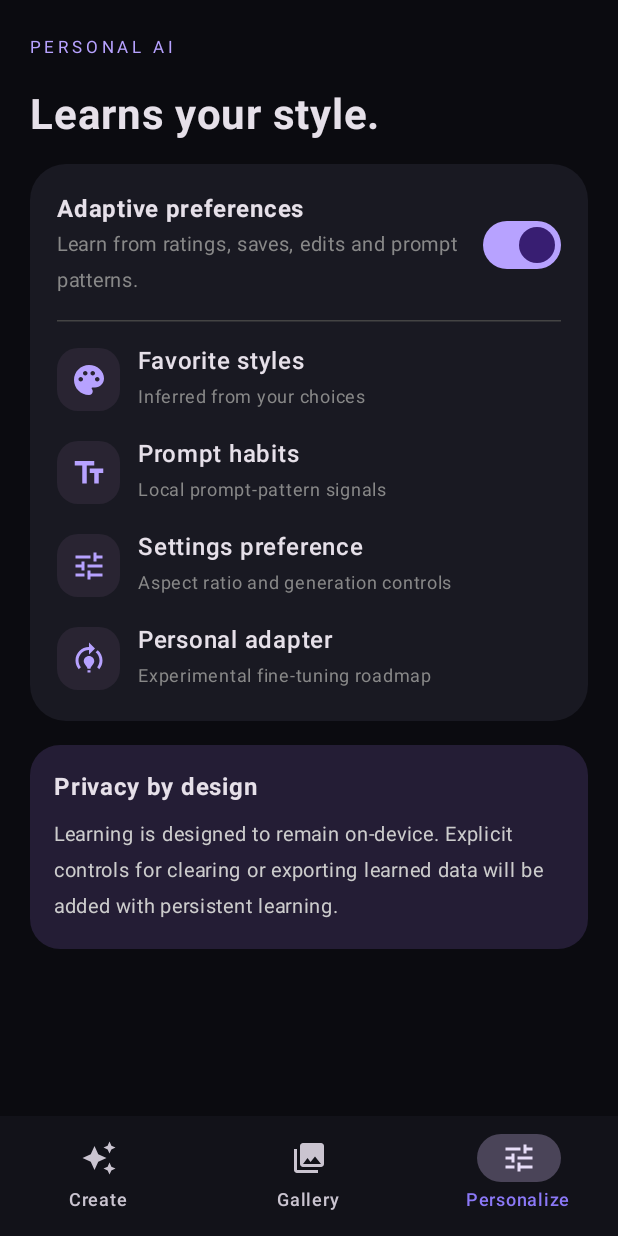
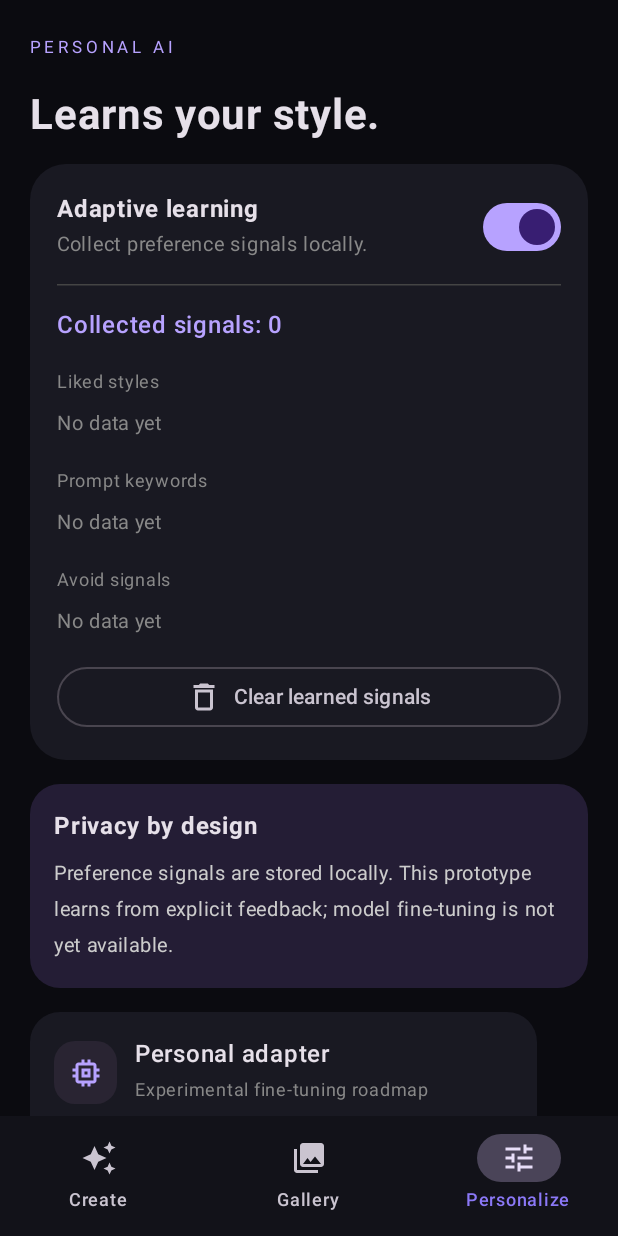
Before and after one commit to rupta1/Image-Generator, an Android app built with Jetpack Compose: the screen it shows after launch (MainActivity), item 3 of the bottom bar chosen, on a phone screen of 412 x 824 dp. Run offline under Robolectric (Android 15) with nearby library versions, the phone set to English and light mode, and no system bars.

Commit message:
Add persistent studio settings and adaptive feedback UI

```diff
--- a/app/src/main/java/com/rupta/imagegenerator/ui/ImageGeneratorApp.kt
+++ b/app/src/main/java/com/rupta/imagegenerator/ui/ImageGeneratorApp.kt
@@ -2,8 +2,6 @@ package com.rupta.imagegenerator.ui
 
 import androidx.compose.foundation.*
 import androidx.compose.foundation.layout.*
-import androidx.compose.foundation.lazy.LazyColumn
-import androidx.compose.foundation.lazy.items
 import androidx.compose.foundation.shape.CircleShape
 import androidx.compose.foundation.shape.RoundedCornerShape
 import androidx.compose.material.icons.Icons
@@ -16,24 +14,32 @@ import androidx.compose.ui.graphics.Color
 import androidx.compose.ui.text.font.FontWeight
 import androidx.compose.ui.unit.*
 import androidx.compose.ui.platform.LocalContext
-import com.rupta.imagegenerator.data.PreferenceStore
+import com.rupta.imagegenerator.data.LocalLearning
+import com.rupta.imagegenerator.data.SignalKind
 
 private val violet = Color(0xFFB7A2FF)
 private val panel = Color(0xFF191922)
 
 @Composable
 fun ImageGeneratorApp() {
+    val context = LocalContext.current
+    val store = remember { LocalLearning(context) }
     var tab by remember { mutableStateOf(0) }
-    var prompt by remember { mutableStateOf("") }
-    var negative by remember { mutableStateOf("") }
-    var steps by remember { mutableStateOf(20f) }
-    var size by remember { mutableStateOf("512 × 512") }
-    var seed by remember { mutableStateOf("") }
-    var learning by remember { mutableStateOf(true) }
-    val context = LocalContext.current
+    var prompt by remember { mutableStateOf(store.loadPrompt()) }
+    var negative by remember { mutableStateOf(store.loadNegative()) }
+    var steps by remember { mutableFloatStateOf(store.loadSteps()) }
+    var size by remember { mutableStateOf(store.loadSize()) }
+    var seed by remember { mutableStateOf(store.loadSeed()) }
+    var learning by remember { mutableStateOf(store.learningEnabled()) }
+    var signalCount by remember { mutableIntStateOf(store.signals().size) }
+    var snackbar by remember { mutableStateOf("") }
 
+    fun record(kind:SignalKind, style:String?=null) {
+        store.addSignal(prompt,kind,style); signalCount=store.signals().size
+    }
     Scaffold(
         containerColor = Color(0xFF0B0B10),
+        snackbarHost = { SnackbarHost(hostState = remember { SnackbarHostState() }) },
         bottomBar = {
             NavigationBar(containerColor = Color(0xFF121219)) {
                 NavigationBarItem(selected = tab==0, onClick={tab=0}, icon={Icon(Icons.Default.AutoAwesome,"Create")}, label={Text("Create")})
@@ -43,22 +49,22 @@ fun ImageGeneratorApp() {
         }
     ) { pad ->
         when(tab) {
-            0 -> CreateScreen(Modifier.padding(pad), prompt, {prompt=it}, negative, {negative=it}, steps, {steps=it}, size, {size=it}, seed, {seed=it})
+            0 -> CreateScreen(Modifier.padding(pad), prompt, {prompt=it;store.savePrompt(it)}, negative, {negative=it;store.saveNegative(it)}, steps, {steps=it;store.saveSteps(it)}, size, {size=it;store.saveSize(it)}, seed, {seed=it;store.saveSeed(it)}, onSignal={record(it)}, onStatus={snackbar=it})
             1 -> GalleryScreen(Modifier.padding(pad))
-            else -> PersonalizeScreen(Modifier.padding(pad), learning, {learning=it})
+            else -> PersonalizeScreen(Modifier.padding(pad), learning, {learning=it;store.setLearning(it)}, signalCount, store.profile().preferredStyles, store.profile().promptKeywords, store.profile().negativeSignals, onClear={store.clearLearning();signalCount=0})
         }
     }
 }
 
 @Composable
-private fun CreateScreen(modifier: Modifier, prompt:String, onPrompt:(String)->Unit, negative:String, onNegative:(String)->Unit, steps:Float, onSteps:(Float)->Unit, size:String, onSize:(String)->Unit, seed:String, onSeed:(String)->Unit) {
+private fun CreateScreen(modifier: Modifier, prompt:String, onPrompt:(String)->Unit, negative:String, onNegative:(String)->Unit, steps:Float, onSteps:(Float)->Unit, size:String, onSize:(String)->Unit, seed:String, onSeed:(String)->Unit, onSignal:(SignalKind)->Unit, onStatus:(String)->Unit) {
     Column(modifier.fillMaxSize().verticalScroll(rememberScrollState()).padding(20.dp), verticalArrangement=Arrangement.spacedBy(16.dp)) {
         Row(verticalAlignment=Alignment.CenterVertically, modifier=Modifier.fillMaxWidth()) {
             Column(Modifier.weight(1f)) {
-                Text("IMAGE STUDIO", color= violet, letterSpacing=3.sp, fontSize=11.sp, fontWeight=FontWeight.Bold)
+                Text("IMAGE STUDIO", color=violet, letterSpacing=3.sp, fontSize=11.sp, fontWeight=FontWeight.Bold)
                 Text("Create something\nextraordinary.", fontSize=29.sp, fontWeight=FontWeight.Bold, lineHeight=34.sp)
             }
-            Box(Modifier.size(44.dp).clip(CircleShape).background(panel), contentAlignment=Alignment.Center) { Icon(Icons.Default.Bolt, "Local", tint=violet) }
+            Box(Modifier.size(46.dp).clip(CircleShape).background(panel), contentAlignment=Alignment.Center) { Icon(Icons.Default.Bolt, "Local", tint=violet) }
         }
         Card(colors=CardDefaults.cardColors(containerColor=panel), shape=RoundedCornerShape(24.dp)) {
             Column(Modifier.padding(16.dp), verticalArrangement=Arrangement.spacedBy(12.dp)) {
@@ -66,9 +72,9 @@ private fun CreateScreen(modifier: Modifier, prompt:String, onPrompt:(String)->U
                 OutlinedTextField(prompt, onPrompt, modifier=Modifier.fillMaxWidth(), minLines=4, placeholder={Text("Describe the image you want to create…")}, shape=RoundedCornerShape(16.dp))
                 OutlinedTextField(negative, onNegative, modifier=Modifier.fillMaxWidth(), minLines=2, placeholder={Text("Negative prompt (optional)")}, shape=RoundedCornerShape(16.dp))
                 Text("QUICK STYLES", fontSize=11.sp, letterSpacing=2.sp, color=Color.Gray)
-                Row(horizontalArrangement=Arrangement.spacedBy(8.dp)) {
-                    listOf("Photoreal","Anime","Cinematic","Fantasy").forEach { style ->
-                        AssistChip(onClick={onPrompt(if(prompt.isBlank()) style.lowercase()+" style, " else prompt)}, label={Text(style)})
+                Row(horizontalArrangement=Arrangement.spacedBy(6.dp), modifier=Modifier.horizontalScroll(rememberScrollState())) {
+                    listOf("Photoreal","Anime","Cinematic","Fantasy","Watercolor").forEach { style ->
+                        AssistChip(onClick={onPrompt(if(prompt.isBlank()) style.lowercase()+" style, " else prompt+", "+style.lowercase()+" style")}, label={Text(style)})
                     }
                 }
             }
@@ -77,7 +83,7 @@ private fun CreateScreen(modifier: Modifier, prompt:String, onPrompt:(String)->U
             Column(Modifier.padding(16.dp), verticalArrangement=Arrangement.spacedBy(12.dp)) {
                 Text("Generation settings", fontWeight=FontWeight.SemiBold)
                 Text("Image size", color=Color.Gray)
-                Row(horizontalArrangement=Arrangement.spacedBy(8.dp)) {
+                Column(verticalArrangement=Arrangement.spacedBy(4.dp)) {
                     listOf("512 × 512","512 × 768","768 × 512").forEach { value ->
                         FilterChip(selected=size==value, onClick={onSize(value)}, label={Text(value)})
                     }
@@ -87,16 +93,20 @@ private fun CreateScreen(modifier: Modifier, prompt:String, onPrompt:(String)->U
                 OutlinedTextField(seed, onSeed, modifier=Modifier.fillMaxWidth(), label={Text("Seed (optional)")}, placeholder={Text("Random seed")})
             }
         }
-        Button(onClick={}, modifier=Modifier.fillMaxWidth().height(56.dp), shape=RoundedCornerShape(18.dp), colors=ButtonDefaults.buttonColors(containerColor=violet, contentColor=Color.Black)) {
+        Button(onClick={onStatus("The local diffusion engine is not integrated yet. No image was fabricated.")}, modifier=Modifier.fillMaxWidth().height(56.dp), shape=RoundedCornerShape(18.dp), colors=ButtonDefaults.buttonColors(containerColor=violet, contentColor=Color.Black)) {
             Icon(Icons.Default.AutoAwesome, null); Spacer(Modifier.width(10.dp)); Text("Generate image", fontWeight=FontWeight.Bold)
+        }
+        Text("Feedback signals",color=Color.Gray,fontSize=12.sp)
+        Row(horizontalArrangement=Arrangement.spacedBy(8.dp),modifier=Modifier.fillMaxWidth()) {
+            OutlinedButton(onClick={onSignal(SignalKind.LIKE)},modifier=Modifier.weight(1f)) { Icon(Icons.Default.Favorite,null);Spacer(Modifier.width(4.dp));Text("Like prompt") }
+            OutlinedButton(onClick={onSignal(SignalKind.SAVE)},modifier=Modifier.weight(1f)) { Icon(Icons.Default.BookmarkAdd,null);Spacer(Modifier.width(4.dp));Text("Save idea") }
         }
         Card(colors=CardDefaults.cardColors(containerColor=Color(0xFF241D35)), shape=RoundedCornerShape(18.dp)) {
             Row(Modifier.padding(14.dp), verticalAlignment=Alignment.CenterVertically) {
-                Icon(Icons.Default.Memory, null, tint=violet)
-                Spacer(Modifier.width(10.dp))
+                Icon(Icons.Default.Memory, null, tint=violet); Spacer(Modifier.width(10.dp))
                 Column {
                     Text("On-device AI engine", fontWeight=FontWeight.SemiBold)
-                    Text("Inference integration is the next milestone. This UI does not fabricate generation results.", fontSize=12.sp, color=Color.LightGray)
+                    Text("Inference integration is in development. This app does not simulate generation.", fontSize=12.sp, color=Color.LightGray)
                 }
             }
         }
@@ -111,40 +121,53 @@ private fun GalleryScreen(modifier:Modifier) {
         Box(Modifier.fillMaxSize(), contentAlignment=Alignment.Center) {
             Column(horizontalAlignment=Alignment.CenterHorizontally, verticalArrangement=Arrangement.spacedBy(8.dp)) {
                 Icon(Icons.Default.ImageSearch, null, tint=violet, modifier=Modifier.size(56.dp))
-                Text("Your images will appear here", fontWeight=FontWeight.SemiBold)
-                Text("Local generation history is planned for the next milestone.", color=Color.Gray, fontSize=13.sp)
+                Text("No generated images yet", fontWeight=FontWeight.SemiBold)
+                Text("Once local inference is integrated, images and metadata will be saved here.", color=Color.Gray, fontSize=13.sp)
             }
         }
     }
 }
 
 @Composable
-private fun PersonalizeScreen(modifier:Modifier, learning:Boolean, onLearning:(Boolean)->Unit) {
+private fun PersonalizeScreen(modifier:Modifier, learning:Boolean, onLearning:(Boolean)->Unit, count:Int, styles:Map<String,Int>, keywords:Map<String,Int>, negative:Map<String,Int>, onClear:()->Unit) {
     Column(modifier.fillMaxSize().verticalScroll(rememberScrollState()).padding(20.dp), verticalArrangement=Arrangement.spacedBy(16.dp)) {
         Text("PERSONAL AI", color=violet, fontSize=11.sp, letterSpacing=3.sp)
         Text("Learns your style.", fontSize=28.sp, fontWeight=FontWeight.Bold)
         Card(colors=CardDefaults.cardColors(containerColor=panel), shape=RoundedCornerShape(24.dp)) {
             Column(Modifier.padding(18.dp), verticalArrangement=Arrangement.spacedBy(14.dp)) {
                 Row(verticalAlignment=Alignment.CenterVertically) {
-                    Column(Modifier.weight(1f)) {
-                        Text("Adaptive preferences", fontWeight=FontWeight.Bold)
-                        Text("Learn from ratings, saves, edits and prompt patterns.", fontSize=13.sp, color=Color.Gray)
-                    }
+                    Column(Modifier.weight(1f)) { Text("Adaptive learning", fontWeight=FontWeight.Bold); Text("Collect preference signals locally.", fontSize=13.sp, color=Color.Gray) }
                     Switch(learning, onLearning)
                 }
                 HorizontalDivider(color=Color.DarkGray)
-                LearningItem("Favorite styles", "Inferred from your choices", Icons.Default.Palette)
-                LearningItem("Prompt habits", "Local prompt-pattern signals", Icons.Default.TextFields)
-                LearningItem("Settings preference", "Aspect ratio and generation controls", Icons.Default.Tune)
-                LearningItem("Personal adapter", "Experimental fine-tuning roadmap", Icons.Default.ModelTraining)
+                Text("Collected signals: $count",color=violet,fontWeight=FontWeight.Medium)
+                PreferenceSection("Liked styles",styles)
+                PreferenceSection("Prompt keywords",keywords)
+                PreferenceSection("Avoid signals",negative)
+                OutlinedButton(onClick=onClear,modifier=Modifier.fillMaxWidth()) { Icon(Icons.Default.DeleteOutline,null);Spacer(Modifier.width(8.dp));Text("Clear learned signals") }
             }
         }
         Card(colors=CardDefaults.cardColors(containerColor=Color(0xFF241D35)), shape=RoundedCornerShape(20.dp)) {
             Column(Modifier.padding(16.dp), verticalArrangement=Arrangement.spacedBy(8.dp)) {
                 Text("Privacy by design", fontWeight=FontWeight.Bold)
-                Text("Learning is designed to remain on-device. Explicit controls for clearing or exporting learned data will be added with persistent learning.", color=Color.LightGray, fontSize=13.sp)
+                Text("Preference signals are stored locally. This prototype learns from explicit feedback; actual model fine-tuning is not yet available.", color=Color.LightGray, fontSize=13.sp)
             }
         }
+        Card(colors=CardDefaults.cardColors(containerColor=panel), shape=RoundedCornerShape(20.dp)) {
+            Column(Modifier.padding(16.dp),verticalArrangement=Arrangement.spacedBy(8.dp)) {
+                LearningItem("Personal adapter", "Experimental fine-tuning roadmap", Icons.Default.Memory)
+                LearningItem("Model updates", "Model management is not yet implemented", Icons.Default.CloudDownload)
+            }
+        }
+    }
+}
+
+@Composable
+private fun PreferenceSection(title:String,data:Map<String,Int>) {
+    Column(verticalArrangement=Arrangement.spacedBy(4.dp)) {
+        Text(title,color=Color.Gray,fontSize=12.sp)
+        if(data.isEmpty()) Text("No data yet",fontSize=13.sp,color=Color.Gray)
+        else data.entries.sortedByDescending { it.value }.take(8).forEach { (k,v) -> Row(Modifier.fillMaxWidth(),verticalAlignment=Alignment.CenterVertically) { Text(k,Modifier.weight(1f),fontSize=13.sp);Text(v.toString(),color=violet) } }
     }
 }
 
```
